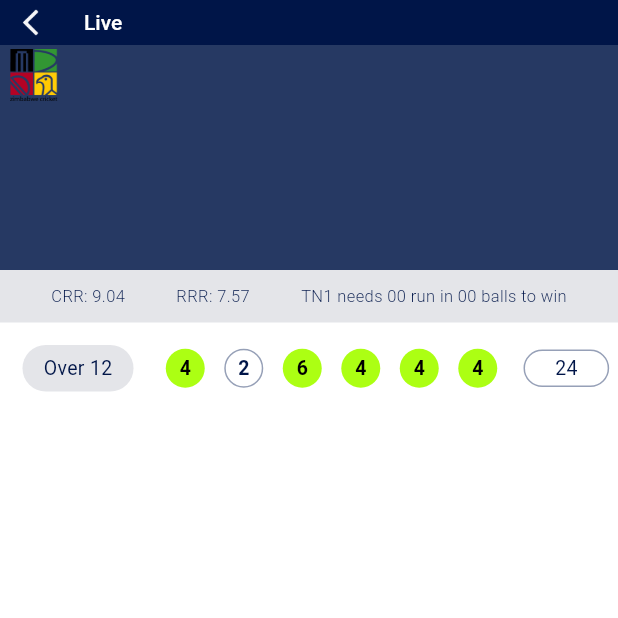
After one commit to Sandy925092/CricLiveProApp, a Flutter app: the LiveMatchDetails screen opened directly, on a phone screen of 412 x 824 dp, the top half of it. The commit adds this screen. Run offline on Flutter 3.47's test engine with Material 3 defaults, Android fonts, the phone set to English and light mode, and no system bars; our stand-ins replace buttons_tabbar, persistent_bottom_nav_bar, responsive_sizer, velocity_x; Roboto replaces fonts that are missing (Poppins).

Commit message:
new changes

```diff
--- /dev/null
+++ b/lib/customwidget/custom_navigator.dart
@@ -0,0 +1,44 @@
+import 'dart:async';
+import 'package:flutter/material.dart';
+
+dynamic onValue(val) {}
+
+class CustomNavigator {
+  static push({
+    required BuildContext context,
+    required Widget screen,
+    FutureOr<dynamic> Function(dynamic) onCallback = onValue,
+  }) {
+    Navigator.push(
+        context,
+        MaterialPageRoute(builder: (context) => screen)
+    ).then(onCallback);
+  }
+
+  static pushReplacement({
+    required BuildContext context,
+    required Widget screen,
+    FutureOr<dynamic> Function(dynamic) onCallback = onValue,
+  }) {
+    Navigator.pushReplacement(
+        context,
+        MaterialPageRoute(builder: (context) => screen)
+    ).then(onCallback);
+  }
+
+  static pushAndRemoveUntil({
+    required BuildContext context,
+    required Widget screen
+  }) {
+    Navigator.pushAndRemoveUntil(
+        context,
+        MaterialPageRoute(builder: (context) => screen),
+            (route) => false);
+  }
+
+  static pop({required BuildContext context}) {
+    Navigator.of(context).pop();
+  }
+}
+
+enum NavigationType { forgotPassword, signup, signIn }
--- /dev/null
+++ b/lib/home/livematchdetails.dart
@@ -0,0 +1,170 @@
+import 'package:flutter/material.dart';
+import 'package:kisma_livescore/customwidget/commonwidget.dart';
+import 'package:kisma_livescore/utils/colorfile.dart';
+import 'package:velocity_x/velocity_x.dart';
+
+class LiveMatchDetails extends StatefulWidget {
+  const LiveMatchDetails({Key? key}) : super(key: key);
+
+  @override
+  State<LiveMatchDetails> createState() => _LiveMatchDetailsState();
+}
+
+class _LiveMatchDetailsState extends State<LiveMatchDetails> {
+  @override
+  Widget build(BuildContext context) {
+    return Scaffold(
+      backgroundColor: white,
+      appBar: PreferredSize(
+        preferredSize: const Size.fromHeight(30.0),
+        child: AppBar(
+          automaticallyImplyLeading: false,
+          backgroundColor: primaryColors,
+          elevation: 0.0,
+          leadingWidth: 30,
+          centerTitle: false,
+          title: commonText(
+                  data: "Live",
+                  fontSize: 14,
+                  fontWeight: FontWeight.w500,
+                  fontFamily: "Poppins",
+                  color: Colors.white)
+              .p(10),
+          leading: Padding(
+            padding: const EdgeInsets.only(left: 10.0),
+            child: Image.asset(
+              "assets/images/backicon.png",
+              height: 0,
+            ),
+          ),
+        ),
+      ),
+      body: Column(
+        children: [
+          Container(
+            height: 150,
+            color: primaryColors1,
+            child: Column(
+              children: [
+                Row(
+                  children: [
+                    Expanded(
+                        flex: 3,
+                        child: Column(
+                          crossAxisAlignment: CrossAxisAlignment.start,
+                          children: [
+                            Row(
+                              children: [
+                                Image.asset(
+                                  "assets/images/team2.png",
+                                  height: 35,
+                                  width: 45,
+                                ),
+                              ],
+                            ),
+                          ],
+                        )),
+                    Expanded(
+                        flex: 1,
+                        child: commonText(
+                                data: "",
+                                fontSize: 14,
+                                fontWeight: FontWeight.w500,
+                                fontFamily: "Poppins",
+                                color: Colors.white)
+                            .p(10)),
+                  ],
+                )
+              ],
+            ),
+          ),
+          Container(
+            height: 35,
+            color: greyColor,
+            child: Row(
+              mainAxisAlignment: MainAxisAlignment.spaceEvenly,
+              children: [
+                commonText(
+                    data: "CRR: 9.04",
+                    fontSize: 11,
+                    fontWeight: FontWeight.w300,
+                    fontFamily: "Poppins",
+                    color: primaryColors),
+                commonText(
+                    data: "RRR: 7.57",
+                    fontSize: 11,
+                    fontWeight: FontWeight.w300,
+                    fontFamily: "Poppins",
+                    color: primaryColors),
+                commonText(
+                    data: "TN1 needs 00 run in 00 balls to win",
+                    fontSize: 11,
+                    fontWeight: FontWeight.w300,
+                    fontFamily: "Poppins",
+                    color: primaryColors),
+              ],
+            ),
+          ),
+          Row(
+            children: [
+              Container(
+                padding:
+                    EdgeInsets.only(left: 14, top: 6, bottom: 6, right: 14),
+                decoration: BoxDecoration(
+                    color: greyColor, borderRadius: BorderRadius.circular(25)),
+                child: commonText(
+                  data: "Over 12",
+                  fontSize: 13,
+                  fontWeight: FontWeight.w400,
+                  fontFamily: "Poppins",
+                  color: primaryColors,
+                ),
+              ).p(15),
+              SizedBox(
+                height: 30,
+                width: 230,
+                child: ListView.builder(
+                  shrinkWrap: true,
+                  itemCount: 6,
+                   scrollDirection: Axis.horizontal,
+                  physics: AlwaysScrollableScrollPhysics(),
+                    itemBuilder: (context, index) {
+                    return Container(
+                      width: 35,
+                      decoration: index == 1 ? BoxDecoration(
+                          shape: BoxShape.circle,
+                          border: Border.all(color: disableColors)
+                      ) :  BoxDecoration(
+                          shape: BoxShape.circle,
+                        color: buttonColors),
+                      child: Center(
+                        child: commonText(
+                          data: index == 1 ? "2" : index == 2 ? "6" : "4",
+                          fontSize: 13,
+                          fontWeight: FontWeight.w700,
+                          fontFamily: "Poppins",
+                          color: index == 1 ?  primaryColors : black,
+                        ),
+                      ),).p(2);
+                    }),
+              ),
+              Container(
+                decoration: BoxDecoration(
+                   borderRadius: BorderRadius.circular(20),
+                    border: Border.all(color: disableColors),
+                    ),
+                child: commonText(
+                  data: "24",
+                  fontSize: 13,
+                  fontWeight: FontWeight.w400,
+                  fontFamily: "Poppins",
+                  color: primaryColors,
+                ).pSymmetric(h: 20 , v: 2),
+              ).p(15),
+            ],
+          )
+        ],
+      ),
+    );
+  }
+}
--- a/lib/home/livescreen.dart
+++ b/lib/home/livescreen.dart
@@ -1,6 +1,9 @@
 import 'package:flutter/material.dart';
 import 'package:kisma_livescore/customwidget/commonwidget.dart';
+import 'package:kisma_livescore/customwidget/custom_navigator.dart';
+import 'package:kisma_livescore/home/livematchdetails.dart';
 import 'package:kisma_livescore/utils/colorfile.dart';
+import 'package:persistent_bottom_nav_bar/persistent_tab_view.dart';
 
 class LiveScreen extends StatefulWidget {
   const LiveScreen({Key? key}) : super(key: key);
@@ -12,7 +15,8 @@ class LiveScreen extends StatefulWidget {
 class _LiveScreenState extends State<LiveScreen> {
   @override
   Widget build(BuildContext context) {
-    return Column(
+    return SingleChildScrollView(
+      child: Column(
         children: [
           Image.asset("assets/images/banner.png"),
           SizedBox(height: 10),
@@ -49,11 +53,24 @@ class _LiveScreenState extends State<LiveScreen> {
                     color: buttonColors,
                   ),
                 ),
-              Center(
+                ListView.builder(
+                    shrinkWrap: true,
+                    itemCount: 1,
+                    physics: NeverScrollableScrollPhysics(),
+                    itemBuilder: (context , index) {
+                  return  GestureDetector(
+                      onTap: () {
+                        PersistentNavBarNavigator.pushNewScreen(
+                          context,
+                          screen: const LiveMatchDetails(),
+                          withNavBar: true, // OPTIONAL VALUE. True by default.
+                          pageTransitionAnimation: PageTransitionAnimation.cupertino,
+                        );
+                      },
                     child: Container(
+                       margin: EdgeInsets.all(12),
                       decoration: BoxDecoration(
                           border: Border.all(color: disableColors)),
-
 
                       child: Padding(
                         padding: const EdgeInsets.all(1.0),
@@ -176,7 +193,9 @@ class _LiveScreenState extends State<LiveScreen> {
                         ),
                       ),
                     ),
-              ),
+                  );
+                })
+
               ],
             ),
           ),
@@ -256,6 +275,7 @@ class _LiveScreenState extends State<LiveScreen> {
             ),
           ),
         ],
+      ),
     );
   }
 }
--- a/lib/main.dart
+++ b/lib/main.dart
@@ -15,6 +15,7 @@ class MyApp extends StatelessWidget {
     return ResponsiveSizer(builder: (context, orientation, screenType) {
       return MaterialApp(
         title: 'Flutter Demo',
+        debugShowCheckedModeBanner: false,
         theme: ThemeData(
           colorScheme: ColorScheme.fromSeed(seedColor: Color(0xff001548)),
           useMaterial3: true,
--- a/lib/utils/colorfile.dart
+++ b/lib/utils/colorfile.dart
@@ -1,6 +1,7 @@
 import 'package:flutter/cupertino.dart';
 
 const primaryColors = Color(0xff001548);
+const primaryColors1 = Color(0xff263963);
 const buttonColors = Color(0xffACFF13);
 const disableColors = Color(0xff96A0B7);
 const transparent =   Color(0xff00FFFFFF);
@@ -9,3 +10,4 @@ const teamColor =   Color(0xff313132);
 const overColor =   Color(0xff878788);
 const white =   Color(0xffFFFFFF);
 const matchTitleColor =   Color(0xff96A0B7);
+const greyColor =   Color(0xffE4E5E9);
```
Also changed, not shown: assets/images/backicon.png (added). Lines whose indentation alone changed are shown as unchanged.
